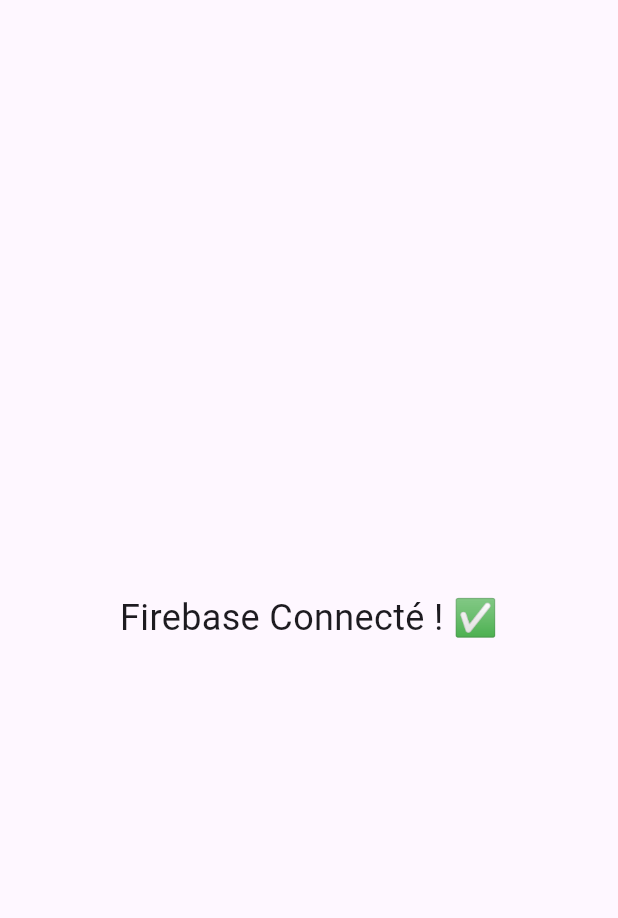
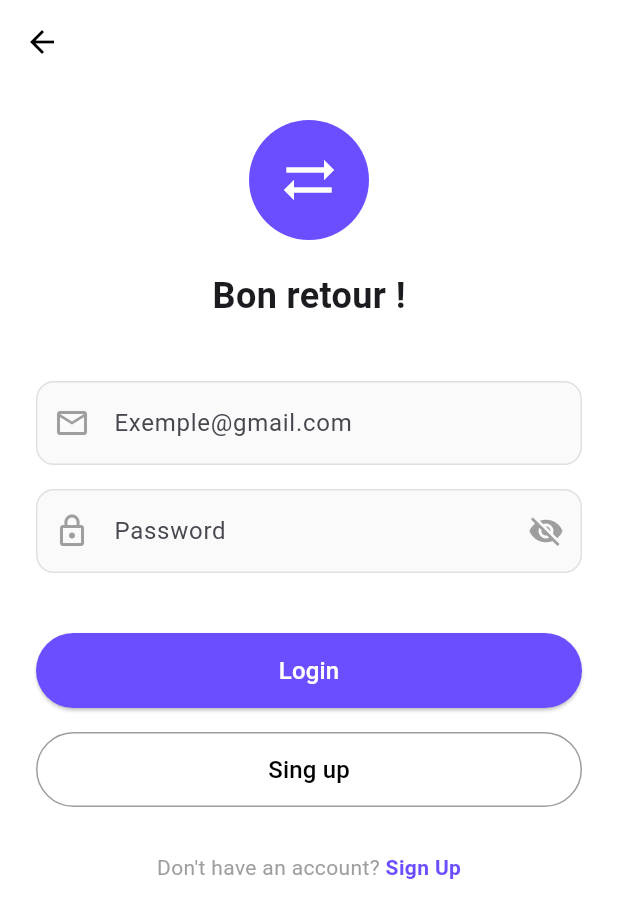
Before and after one commit to montassar2002/devmob-echange, a Flutter app: the screen it shows after launch, on a phone screen of 412 x 824 dp. Shown: the top 918 px of the screen. Run offline on Flutter 3.47's test engine with Material 3 defaults, Android fonts, the phone set to English and light mode, and no system bars; our stand-ins replace firebase_core; accounts and stored records are empty.

Commit message:
feat(auth): create splash, login and signup UI

```diff
--- a/lib/main.dart
+++ b/lib/main.dart
@@ -1,6 +1,7 @@
 import 'package:flutter/material.dart';
 import 'package:firebase_core/firebase_core.dart';
 import 'firebase_options.dart';
+import 'views/auth/splash_screen.dart';
 
 void main() async {
   WidgetsFlutterBinding.ensureInitialized();
@@ -21,17 +22,10 @@
       title: 'DEVMOB Echange',
       debugShowCheckedModeBanner: false,
       theme: ThemeData(
-        colorScheme: ColorScheme.fromSeed(seedColor: Colors.deepPurple),
+        colorScheme: ColorScheme.fromSeed(seedColor: Color(0xFF6B4EFF)),
         useMaterial3: true,
       ),
-      home: const Scaffold(
-        body: Center(
-          child: Text(
-            'Firebase Connecté ! ✅',
-            style: TextStyle(fontSize: 24),
-          ),
-        ),
-      ),
+      home: SplashScreen(),
     );
   }
 }
--- /dev/null
+++ b/lib/views/auth/login_page.dart
@@ -0,0 +1,123 @@
+import 'package:flutter/material.dart';
+import '../../widgets/custom_text_field.dart';
+import '../../widgets/custom_button.dart';
+import 'signup_page.dart';
+
+class LoginPage extends StatefulWidget {
+  const LoginPage({super.key});
+
+  @override
+  State<LoginPage> createState() => _LoginPageState();
+}
+
+class _LoginPageState extends State<LoginPage> {
+  final emailController = TextEditingController();
+  final passwordController = TextEditingController();
+
+  @override
+  Widget build(BuildContext context) {
+    return Scaffold(
+      backgroundColor: Colors.white,
+      appBar: AppBar(
+        backgroundColor: Colors.transparent,
+        elevation: 0,
+        leading: IconButton(
+          icon: Icon(Icons.arrow_back, color: Colors.black),
+          onPressed: () {},
+        ),
+      ),
+      body: SingleChildScrollView(
+        padding: EdgeInsets.all(24),
+        child: Column(
+          children: [
+            // Logo
+            Container(
+              width: 80,
+              height: 80,
+              decoration: BoxDecoration(
+                color: Color(0xFF6B4EFF),
+                shape: BoxShape.circle,
+              ),
+              child: Icon(
+                Icons.sync_alt,
+                color: Colors.white,
+                size: 40,
+              ),
+            ),
+            SizedBox(height: 20),
+            // Titre
+            Text(
+              'Bon retour !',
+              style: TextStyle(
+                fontSize: 24,
+                fontWeight: FontWeight.bold,
+              ),
+            ),
+            SizedBox(height: 40),
+            // Champ Email
+            CustomTextField(
+              hintText: 'Exemple@gmail.com',
+              prefixIcon: Icons.email_outlined,
+              controller: emailController,
+              keyboardType: TextInputType.emailAddress,
+            ),
+            SizedBox(height: 16),
+            // Champ Password
+            CustomTextField(
+              hintText: 'Password',
+              prefixIcon: Icons.lock_outline,
+              isPassword: true,
+              controller: passwordController,
+            ),
+            SizedBox(height: 40),
+            // Bouton Login
+            CustomButton(
+              text: 'Login',
+              onPressed: () {
+                // TODO: Implémenter la connexion
+              },
+            ),
+            SizedBox(height: 16),
+            // Bouton Sign up
+            CustomButton(
+              text: 'Sing up',
+              isOutlined: true,
+              onPressed: () {
+                Navigator.push(
+                  context,
+                  MaterialPageRoute(builder: (context) => SignUpPage()),
+                );
+              },
+            ),
+            SizedBox(height: 30),
+            // Lien bas
+            Row(
+              mainAxisAlignment: MainAxisAlignment.center,
+              children: [
+                Text(
+                  "Don't have an account? ",
+                  style: TextStyle(color: Colors.grey),
+                ),
+                GestureDetector(
+                  onTap: () {
+                    Navigator.push(
+                      context,
+                      MaterialPageRoute(builder: (context) => SignUpPage()),
+                    );
+                  },
+                  child: Text(
+                    'Sign Up',
+                    style: TextStyle(
+                      color: Color(0xFF6B4EFF),
+                      fontWeight: FontWeight.bold,
+                    ),
+                  ),
+                ),
+              ],
+            ),
+          ],
+        ),
+      ),
+    );
+  }
+}
--- /dev/null
+++ b/lib/widgets/custom_button.dart
@@ -0,0 +1,59 @@
+import 'package:flutter/material.dart';
+
+class CustomButton extends StatelessWidget {
+  final String text;
+  final VoidCallback onPressed;
+  final bool isOutlined;
+  final Color backgroundColor;
+
+  const CustomButton({
+    super.key,
+    required this.text,
+    required this.onPressed,
+    this.isOutlined = false,
+    this.backgroundColor = const Color(0xFF6B4EFF),
+  });
+
+  @override
+  Widget build(BuildContext context) {
+    return SizedBox(
+      width: double.infinity,
+      height: 50,
+      child: isOutlined
+          ? OutlinedButton(
+              onPressed: onPressed,
+              style: OutlinedButton.styleFrom(
+                side: BorderSide(color: Colors.grey),
+                shape: RoundedRectangleBorder(
+                  borderRadius: BorderRadius.circular(25),
+                ),
+              ),
+              child: Text(
+                text,
+                style: TextStyle(
+                  color: Colors.black,
+                  fontSize: 16,
+                  fontWeight: FontWeight.w500,
+                ),
+              ),
+            )
+          : ElevatedButton(
+              onPressed: onPressed,
+              style: ElevatedButton.styleFrom(
+                backgroundColor: backgroundColor,
+                shape: RoundedRectangleBorder(
+                  borderRadius: BorderRadius.circular(25),
+                ),
+              ),
+              child: Text(
+                text,
+                style: TextStyle(
+                  color: Colors.white,
+                  fontSize: 16,
+                  fontWeight: FontWeight.w500,
+                ),
+              ),
+            ),
+    );
+  }
+}
--- /dev/null
+++ b/lib/widgets/custom_text_field.dart
@@ -0,0 +1,46 @@
+import 'package:flutter/material.dart';
+
+class CustomTextField extends StatelessWidget {
+  final String hintText;
+  final IconData prefixIcon;
+  final bool isPassword;
+  final TextEditingController controller;
+  final TextInputType keyboardType;
+
+  const CustomTextField({
+    super.key,
+    required this.hintText,
+    required this.prefixIcon,
+    this.isPassword = false,
+    required this.controller,
+    this.keyboardType = TextInputType.text,
+  });
+
+  @override
+  Widget build(BuildContext context) {
+    return TextField(
+      controller: controller,
+      obscureText: isPassword,
+      keyboardType: keyboardType,
+      decoration: InputDecoration(
+        hintText: hintText,
+        prefixIcon: Icon(prefixIcon, color: Colors.grey),
+        suffixIcon: isPassword ? Icon(Icons.visibility_off, color: Colors.grey) : null,
+        border: OutlineInputBorder(
+          borderRadius: BorderRadius.circular(12),
+          borderSide: BorderSide(color: Colors.grey.shade300),
+        ),
+        enabledBorder: OutlineInputBorder(
+          borderRadius: BorderRadius.circular(12),
+          borderSide: BorderSide(color: Colors.grey.shade300),
+        ),
+        focusedBorder: OutlineInputBorder(
+          borderRadius: BorderRadius.circular(12),
+          borderSide: BorderSide(color: Color(0xFF6B4EFF)),
+        ),
+        filled: true,
+        fillColor: Colors.grey.shade50,
+      ),
+    );
+  }
+}
```
Also changed, not shown: lib/views/auth/signup_page.dart (added, +157 -0 lines), lib/views/auth/splash_screen.dart (added, +92 -0 lines).
